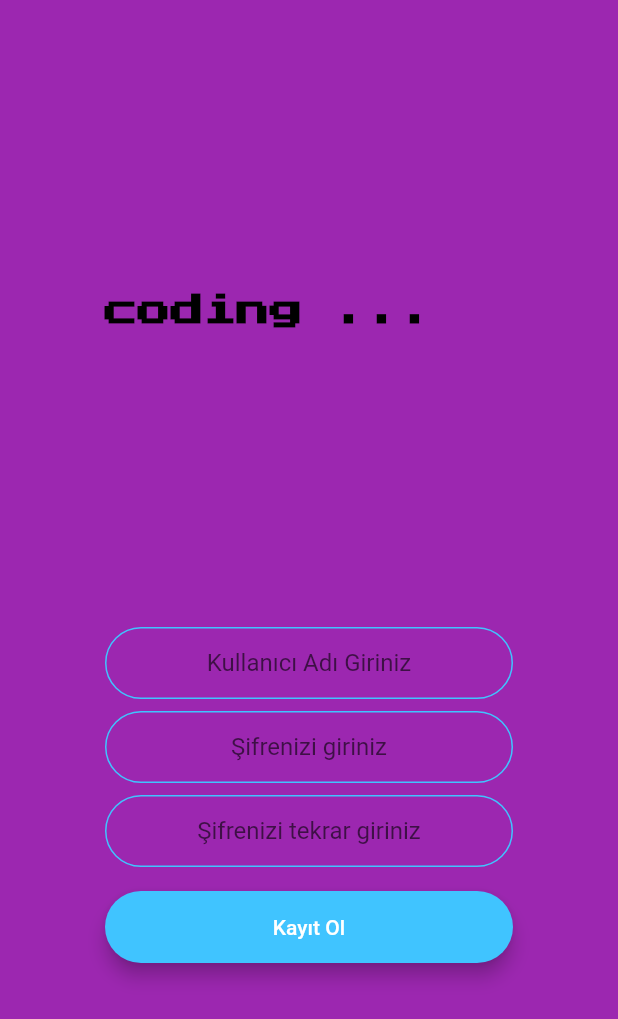
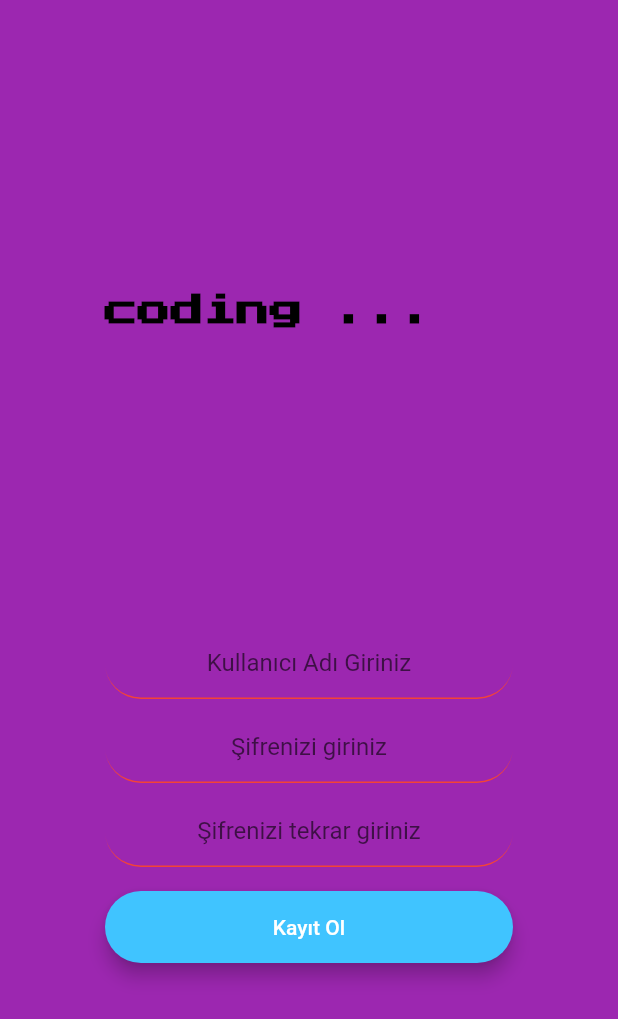
Before and after one commit to umutatalay/EducationAppOnFlutter, a Flutter app: the screen it shows after launch, after a tap on "KAYIT OL", on a phone screen of 412 x 824 dp. Shown: the top 1019 px of the screen. Run offline on Flutter 3.47's test engine with Material 2 defaults, Android fonts, the phone set to English and light mode, and no system bars; our stand-ins replace animated_text_kit.

Commit message:
Hope 5.10.20 00.59

```diff
--- a/lib/LoginScreen.dart
+++ b/lib/LoginScreen.dart
@@ -17,23 +17,21 @@ class _LoginScreenState extends State<LoginScreen> {
   @override
   Widget build(BuildContext context) {
     return Scaffold(
-      backgroundColor: Colors.pink,
-      body: Padding(
-        padding: const EdgeInsets.all(70.0),
-        child: Column(
+      backgroundColor: Colors.grey,
+      body: Column(
         mainAxisAlignment: MainAxisAlignment.center,
         crossAxisAlignment: CrossAxisAlignment.stretch,
         children: <Widget>[
-            SizedBox(
-              height: 30.0,
-            ),
-            TypewriterAnimatedTextKit(
+
+          Flexible(
+            child: TypewriterAnimatedTextKit(
               text: ['coding ...', 'coding;', '<coding>'],
               textStyle: TextStyle(
-                color: Colors.black,
+                color: Colors.white60,
                 fontSize: 22.0,
                 fontWeight: FontWeight.bold,
                 fontFamily: 'Codelike',
+              ),
             ),
           ),
           SizedBox(
@@ -42,7 +40,14 @@ class _LoginScreenState extends State<LoginScreen> {
           TextField(
             textAlign: TextAlign.center,
             decoration: kTextFieldDecoration.copyWith(
-                hintText: 'Kullanıcı adınızı giriniz',
+              labelText: 'Kullanıcı Adı',
+              labelStyle: TextStyle(
+                color: Colors.red,
+                fontWeight: FontWeight.bold,
+              ),
+
+
+              //hintText: 'Kullanıcı adınızı giriniz',
             ),
           ),
           SizedBox(
@@ -52,7 +57,12 @@ class _LoginScreenState extends State<LoginScreen> {
             obscureText: true,
             textAlign: TextAlign.center,
             decoration:
-              kTextFieldDecoration.copyWith(hintText: 'Şifrenizi giriniz'),
+            kTextFieldDecoration.copyWith(
+                labelText: 'Parola',
+                labelStyle: TextStyle(
+                  color: Colors.red,
+                  fontWeight: FontWeight.bold,
+                )),
           ),
           SizedBox(
             height: 24.0,
@@ -66,7 +76,6 @@ class _LoginScreenState extends State<LoginScreen> {
           ),
         ],
       ),
-      ),
     );
   }
 }
--- a/lib/WelcomeScreen.dart
+++ b/lib/WelcomeScreen.dart
@@ -1,3 +1,4 @@
+import 'package:flutter/cupertino.dart';
 import 'package:flutter/material.dart';
 import 'package:animated_text_kit/animated_text_kit.dart';
 import 'package:flutter/animation.dart';
@@ -31,20 +32,24 @@ class _WelcomeScreenState extends State<WelcomeScreen>
   @override
   Widget build(BuildContext context) {
     return Scaffold(
-      backgroundColor: Colors.lightBlueAccent,
-      body: Padding(
-        padding:EdgeInsets.symmetric(horizontal: 40.0),
-        child:Column(
+      backgroundColor: Colors.redAccent,
+      body:
+        Column(
+          mainAxisAlignment: MainAxisAlignment.center,
+          crossAxisAlignment: CrossAxisAlignment.center,
           children: <Widget>[
-            SizedBox(
-              height: 30.0,
+            SizedBox(//Logonunüstü
+              height: 40.0,
             ),
             Row(
+              mainAxisAlignment: MainAxisAlignment.center,
+              crossAxisAlignment: CrossAxisAlignment.center,
+
               children: <Widget>[
                 TypewriterAnimatedTextKit(
                   text: ['coding ...','coding;','<coding>'],
                   textStyle: TextStyle(
-                    color: Colors.black,
+                    color: Colors.white,
                     fontSize:22.0,
                     fontWeight: FontWeight.bold,
                     fontFamily: 'Codelike',
@@ -53,44 +58,60 @@ class _WelcomeScreenState extends State<WelcomeScreen>
               ],
             ),
             SizedBox(
-              height: 60.0,
+              height: 260.0,
             ),
+
              Row(
+               mainAxisAlignment: MainAxisAlignment.center,
+               crossAxisAlignment: CrossAxisAlignment.center,
                 children: <Widget>[
-                RaisedButton(
+                  ButtonTheme(
+                    minWidth: 400.0,
+                    height: 40.0,
+                    child: RaisedButton(
+
                       shape: RoundedRectangleBorder(
                           borderRadius: BorderRadius.circular(18.0),
-                      side: BorderSide(color: Colors.black)),
+                          side: BorderSide(color: Colors.white)),
                       onPressed: () {
                         Navigator.pushNamed(context, LoginScreen.id);
                       },
-                  color: Colors.lightBlueAccent,
+                      color: Colors.redAccent,
                       textColor: Colors.white,
-                  child: Text("Giriş Yap".toUpperCase(),
+                      child: Text("GİRİŞ YAP",
                         style: TextStyle(fontSize: 22, fontWeight: FontWeight.w800),
+                      ),
                     ),
                   ),
                 ],
               ),
+
             Row(
+              mainAxisAlignment: MainAxisAlignment.center,
+              crossAxisAlignment: CrossAxisAlignment.center,
                 children: <Widget>[
-                RaisedButton(
+                  ButtonTheme(
+                    minWidth: 400.0,
+                    height: 40.0,
+                    child: RaisedButton(
                       shape: RoundedRectangleBorder(
                           borderRadius: BorderRadius.circular(18.0),
-                      side: BorderSide(color: Colors.black)),
+                          side: BorderSide(color: Colors.white)),
                       onPressed: () {
                         Navigator.pushNamed(context, RegisterScreen.id);
                       },
-                  color: Colors.lightBlueAccent,
-                  textColor: Colors.white,
-                  child: Text("Kayıt Ol".toUpperCase(),
+                      color: Colors.white,
+                      textColor: Colors.redAccent,
+                      child: Text("KAYIT OL",
                           style: TextStyle(fontSize: 22)),
+                    ),
                   ),
                 ],
               ),
+
           ],
         ),
-      ),
+
     );
 
   }
--- a/lib/constants.dart
+++ b/lib/constants.dart
@@ -2,16 +2,23 @@ import 'package:flutter/material.dart';
 
 const kTextFieldDecoration = InputDecoration(
   hintText: '',
+  labelStyle: TextStyle(
+    color: Colors.white,
+  ),
   contentPadding: EdgeInsets.symmetric(vertical: 10.0, horizontal: 20.0),
-  border: OutlineInputBorder(
+  border: UnderlineInputBorder(
+    borderSide: BorderSide(
+      color: Colors.red,
+    ),
+  ),
+
+  enabledBorder: UnderlineInputBorder(
+
+    borderSide: BorderSide(color: Colors.red, width: 1.0),
     borderRadius: BorderRadius.all(Radius.circular(32.0)),
   ),
-  enabledBorder: OutlineInputBorder(
-    borderSide: BorderSide(color: Colors.lightBlueAccent, width: 1.0),
-    borderRadius: BorderRadius.all(Radius.circular(32.0)),
-  ),
-  focusedBorder: OutlineInputBorder(
-    borderSide: BorderSide(color: Colors.lightBlueAccent, width: 2.0),
+  focusedBorder: UnderlineInputBorder( // üstüne basınca
+    borderSide: BorderSide(color: Colors.red, width: 2.0),
     borderRadius: BorderRadius.all(Radius.circular(32.0)),
   ),
 );
```
Lines whose indentation alone changed are shown as unchanged.
